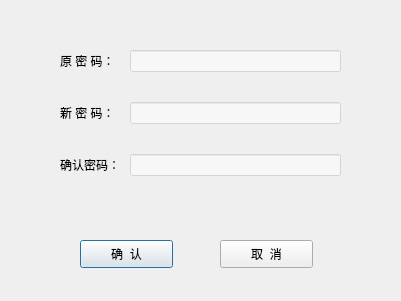
Before: the Qt Designer form pwdchangedlg.ui in OOPtaskgroup/dictionary, drawn with Qt 5.
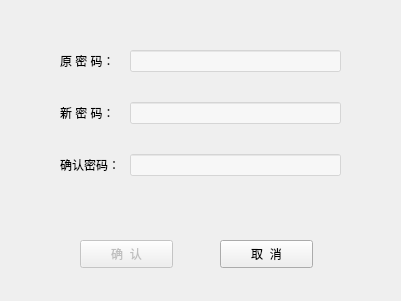
After: the same form once the commit is applied. Icons and pictures are not drawn.

```diff
--- a/pwdchangedlg.ui
+++ b/pwdchangedlg.ui
@@ -13,7 +13,10 @@
   <property name="windowTitle">
    <string>Dialog</string>
   </property>
-  <widget class="QPushButton" name="pushButton">
+  <widget class="QPushButton" name="confirmBtn">
+   <property name="enabled">
+    <bool>false</bool>
+   </property>
    <property name="geometry">
     <rect>
      <x>80</x>
@@ -22,6 +25,9 @@
      <height>28</height>
     </rect>
    </property>
+   <property name="styleSheet">
+    <string notr="true">border-image: url(:/image/buttons/2-0btn_33.png);</string>
+   </property>
    <property name="text">
     <string>确  认</string>
    </property>
```
Left out of the diff: 29 changed lines with no effect on the pictures.
